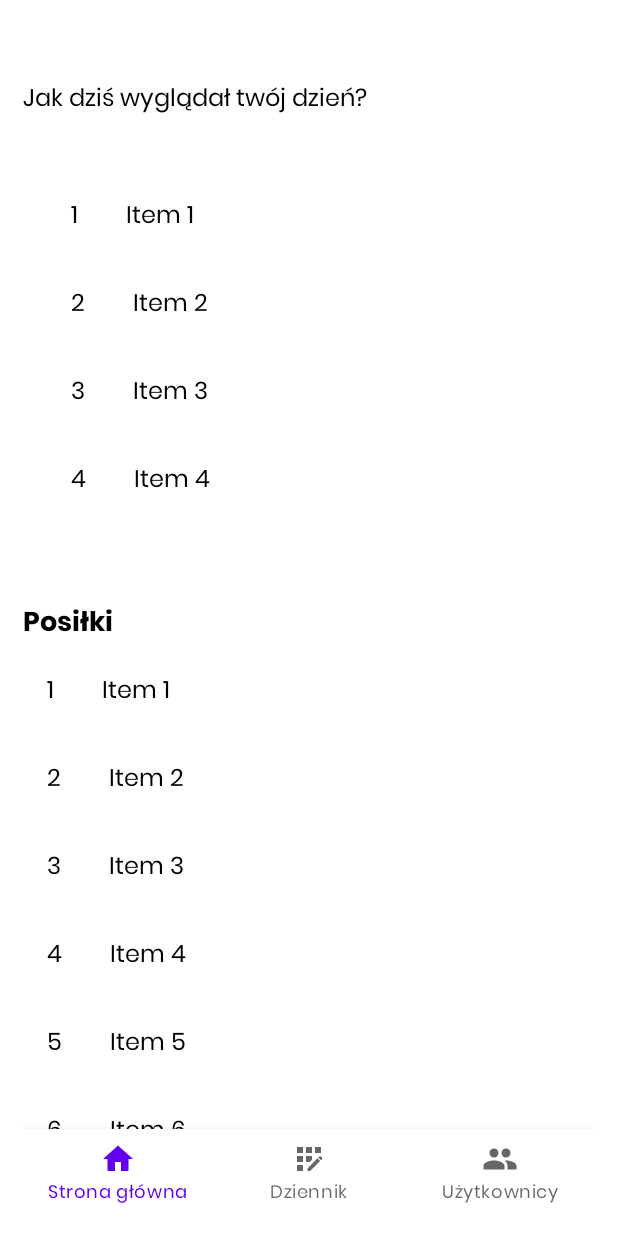
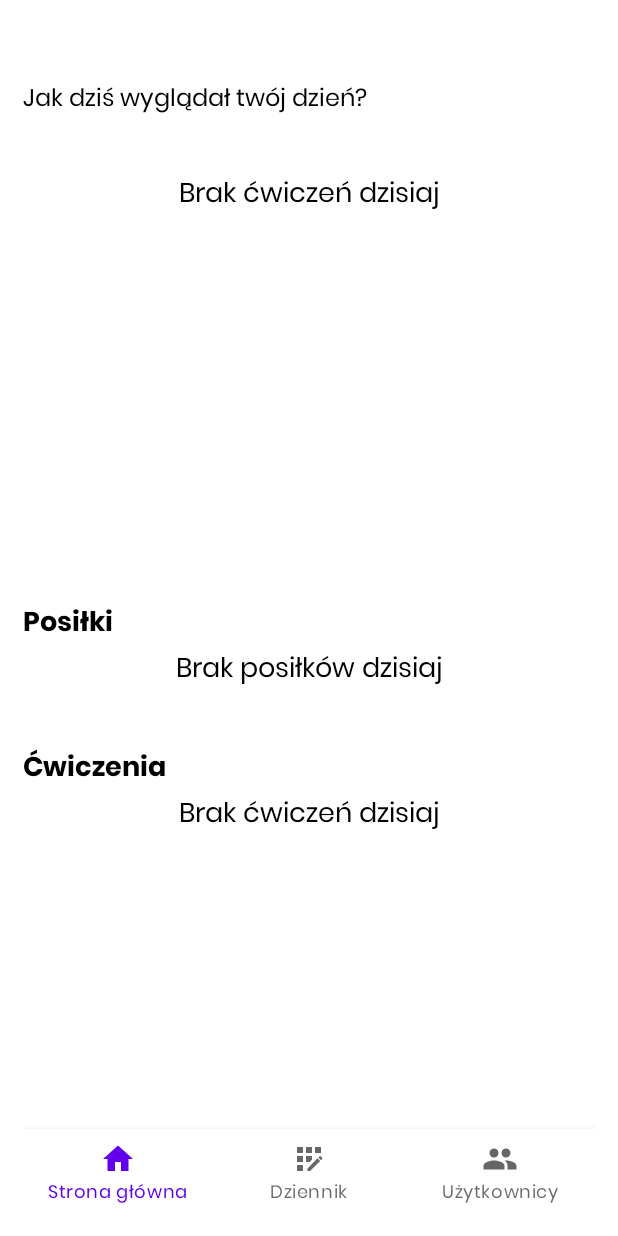
Before and after one commit to npawlenko/FitnessApp, an Android app: the fragment ListExerciseFragment placed in its activity, on a phone screen of 412 x 824 dp. Run offline under Robolectric (Android 15) with nearby library versions, the phone set to English and light mode, and no system bars; our stand-ins replace Room's generated code; libraries missing offline, so code that uses them is left out: com.github.mikephil.charting; plain views replace PieChart; 22 statements that could not run were skipped.

Commit message:
Make recyclerview display items

```diff
--- a/app/src/main/java/com/np/fitnessapp/database/AppDatabase.java
+++ b/app/src/main/java/com/np/fitnessapp/database/AppDatabase.java
@@ -2,6 +2,7 @@ package com.np.fitnessapp.database;
 
 import android.content.Context;
 
+import androidx.annotation.NonNull;
 import androidx.room.AutoMigration;
 import androidx.room.Database;
 import androidx.room.Room;
@@ -62,7 +63,9 @@ public abstract class AppDatabase extends RoomDatabase {
         synchronized (AppDatabase.class) {
             if (instance == null) {
                 instance = Room.databaseBuilder(context.getApplicationContext(), AppDatabase.class, DATABASE_NAME)
-                        .addMigrations(MIGRATION_1_2)
+                        .addMigrations(
+                                MIGRATION_1_2
+                        )
                         .allowMainThreadQueries()
                         .build();
             }
--- a/app/src/main/java/com/np/fitnessapp/database/entity/ExerciseRecord.java
+++ b/app/src/main/java/com/np/fitnessapp/database/entity/ExerciseRecord.java
@@ -1,5 +1,6 @@
 package com.np.fitnessapp.database.entity;
 
+import androidx.room.Embedded;
 import androidx.room.Entity;
 import androidx.room.ForeignKey;
 import androidx.room.PrimaryKey;
--- a/app/src/main/java/com/np/fitnessapp/database/entity/MealRecord.java
+++ b/app/src/main/java/com/np/fitnessapp/database/entity/MealRecord.java
@@ -1,5 +1,6 @@
 package com.np.fitnessapp.database.entity;
 
+import androidx.room.Embedded;
 import androidx.room.Entity;
 import androidx.room.ForeignKey;
 import androidx.room.PrimaryKey;
--- a/app/src/main/java/com/np/fitnessapp/database/entity/dao/ExerciseDao.java
+++ b/app/src/main/java/com/np/fitnessapp/database/entity/dao/ExerciseDao.java
@@ -28,7 +28,7 @@ public interface ExerciseDao {
     @Query("SELECT * FROM exercise WHERE exercise.exerciseId = :exerciseId")
     Exercise getExerciseById(long exerciseId);
     @Query("SELECT * FROM exercise")
-    List<Exercise> getExercises();
+    List<Exercise> getAllExercises();
     @Transaction
     @Query("SELECT * FROM exercise")
     List<ExerciseWithExerciseRecords> getAllExerciseWithExerciseRecords();
--- a/app/src/main/java/com/np/fitnessapp/database/entity/dao/ExerciseRecordDao.java
+++ b/app/src/main/java/com/np/fitnessapp/database/entity/dao/ExerciseRecordDao.java
@@ -10,6 +10,7 @@ import androidx.room.Update;
 
 import com.np.fitnessapp.database.entity.Exercise;
 import com.np.fitnessapp.database.entity.ExerciseRecord;
+import com.np.fitnessapp.database.entity.MealRecord;
 import com.np.fitnessapp.database.entity.relation.ExerciseRecordWithExercise;
 
 import java.util.List;
@@ -29,7 +30,12 @@ public interface ExerciseRecordDao {
     ExerciseRecord getExerciseRecordById(long exerciseRecordId);
     @Query("SELECT * FROM exercise_record")
     List<ExerciseRecord> getAllExerciseRecords();
+    @Query("SELECT * FROM exercise_record WHERE DATE(date) = DATE('now')")
+    List<ExerciseRecord> getTodayExerciseRecords();
     @Transaction
     @Query("SELECT * FROM exercise_record WHERE exerciseRecordId = :exerciseRecordId")
     ExerciseRecordWithExercise getExerciseByExerciseRecordId(long exerciseRecordId);
+    @Transaction
+    @Query("SELECT * FROM exercise_record WHERE DATE(date) = DATE('now')")
+    List<ExerciseRecordWithExercise> getTodayExerciseRecordWithExercise();
 }
--- a/app/src/main/java/com/np/fitnessapp/database/entity/dao/MealRecordDao.java
+++ b/app/src/main/java/com/np/fitnessapp/database/entity/dao/MealRecordDao.java
@@ -30,7 +30,12 @@ public interface MealRecordDao {
     MealRecord getMealRecordById(long mealRecordId);
     @Query("SELECT * FROM meal_record")
     List<MealRecord> getAllMealRecords();
+    @Query("SELECT * FROM meal_record WHERE DATE(date) = DATE('now')")
+    List<MealRecord> getTodayMealRecords();
     @Transaction
     @Query("SELECT * FROM meal_record WHERE mealRecordId = :mealRecordId")
-    MealRecordWithMeal getAllMealRecordsWithMeal(long mealRecordId);
+    MealRecordWithMeal getMealRecordWithMeal(long mealRecordId);
+    @Transaction
+    @Query("SELECT * FROM meal_record WHERE DATE(date) = DATE('now')")
+    List<MealRecordWithMeal> getTodayMealRecordsWithMeal();
 }
--- a/app/src/main/java/com/np/fitnessapp/fragment/ListExerciseFragment.java
+++ b/app/src/main/java/com/np/fitnessapp/fragment/ListExerciseFragment.java
@@ -11,63 +11,62 @@ import androidx.recyclerview.widget.RecyclerView;
 import android.view.LayoutInflater;
 import android.view.View;
 import android.view.ViewGroup;
+import android.widget.TextView;
 
 import com.np.fitnessapp.R;
+import com.np.fitnessapp.database.AppDatabase;
+import com.np.fitnessapp.database.entity.dao.ExerciseRecordDao;
+import com.np.fitnessapp.database.entity.relation.ExerciseRecordWithExercise;
+import com.np.fitnessapp.database.entity.relation.MealRecordWithMeal;
 import com.np.fitnessapp.fragment.placeholder.PlaceholderContent;
 import com.np.fitnessapp.fragment.viewadapter.ListExerciseRecyclerViewAdapter;
+import com.np.fitnessapp.fragment.viewadapter.ListMealRecyclerViewAdapter;
+
+import java.util.List;
 
 /**
  * A fragment representing a list of Items.
  */
 public class ListExerciseFragment extends Fragment {
 
-    // TODO: Customize parameter argument names
-    private static final String ARG_COLUMN_COUNT = "column-count";
-    // TODO: Customize parameters
-    private int mColumnCount = 1;
+    private TextView emptyTextView;
 
-    /**
-     * Mandatory empty constructor for the fragment manager to instantiate the
-     * fragment (e.g. upon screen orientation changes).
-     */
+
+
+
+
     public ListExerciseFragment() {
-    }
-
-    // TODO: Customize parameter initialization
-    @SuppressWarnings("unused")
-    public static ListExerciseFragment newInstance(int columnCount) {
-        ListExerciseFragment fragment = new ListExerciseFragment();
-        Bundle args = new Bundle();
-        args.putInt(ARG_COLUMN_COUNT, columnCount);
-        fragment.setArguments(args);
-        return fragment;
     }
 
     @Override
     public void onCreate(Bundle savedInstanceState) {
         super.onCreate(savedInstanceState);
-
-        if (getArguments() != null) {
-            mColumnCount = getArguments().getInt(ARG_COLUMN_COUNT);
-        }
+//
+//        if (getArguments() != null) {
+//            mColumnCount = getArguments().getInt(ARG_COLUMN_COUNT);
+//        }
     }
 
     @Override
     public View onCreateView(LayoutInflater inflater, ViewGroup container,
                              Bundle savedInstanceState) {
         View view = inflater.inflate(R.layout.fragment_exercise_list, container, false);
+        emptyTextView = view.findViewById(R.id.emptyExercisesTextView);
 
-        // Set the adapter
-        if (view instanceof RecyclerView) {
-            Context context = view.getContext();
-            RecyclerView recyclerView = (RecyclerView) view;
-            if (mColumnCount <= 1) {
-                recyclerView.setLayoutManager(new LinearLayoutManager(context));
-            } else {
-                recyclerView.setLayoutManager(new GridLayoutManager(context, mColumnCount));
-            }
-            recyclerView.setAdapter(new ListExerciseRecyclerViewAdapter(PlaceholderContent.ITEMS));
+        ExerciseRecordDao exerciseRecordDao = AppDatabase.getDatabase(getContext()).exerciseRecordDao();
+
+        Context context = view.getContext();
+        RecyclerView recyclerView = view.findViewById(R.id.list);
+        recyclerView.setLayoutManager(new LinearLayoutManager(context));
+
+        List<ExerciseRecordWithExercise> records =  exerciseRecordDao.getTodayExerciseRecordWithExercise();
+        if(records.isEmpty()) {
+            emptyTextView.setVisibility(View.VISIBLE);
         }
+        else {
+            recyclerView.setAdapter(new ListExerciseRecyclerViewAdapter(records));
+        }
+
         return view;
     }
 }
--- a/app/src/main/java/com/np/fitnessapp/fragment/ListMealFragment.java
+++ b/app/src/main/java/com/np/fitnessapp/fragment/ListMealFragment.java
@@ -8,17 +8,23 @@ import androidx.recyclerview.widget.GridLayoutManager;
 import androidx.recyclerview.widget.LinearLayoutManager;
 import androidx.recyclerview.widget.RecyclerView;
 
+import android.util.Log;
 import android.view.LayoutInflater;
 import android.view.View;
 import android.view.ViewGroup;
+import android.widget.TextView;
 
 import com.np.fitnessapp.R;
+import com.np.fitnessapp.database.AppDatabase;
+import com.np.fitnessapp.database.entity.MealRecord;
+import com.np.fitnessapp.database.entity.dao.MealDao;
+import com.np.fitnessapp.database.entity.dao.MealRecordDao;
+import com.np.fitnessapp.database.entity.relation.MealRecordWithMeal;
 import com.np.fitnessapp.fragment.placeholder.PlaceholderContent;
 import com.np.fitnessapp.fragment.viewadapter.ListMealRecyclerViewAdapter;
 
-/**
- * A fragment representing a list of Items.
- */
+import java.util.List;
+
 public class ListMealFragment extends Fragment {
 
     // TODO: Customize parameter argument names
@@ -26,14 +32,12 @@ public class ListMealFragment extends Fragment {
     // TODO: Customize parameters
     private int mColumnCount = 1;
 
-    /**
-     * Mandatory empty constructor for the fragment manager to instantiate the
-     * fragment (e.g. upon screen orientation changes).
-     */
+    private TextView emptyTextView;
+
+
     public ListMealFragment() {
     }
 
-    // TODO: Customize parameter initialization
     @SuppressWarnings("unused")
     public static ListMealFragment newInstance(int columnCount) {
         ListMealFragment fragment = new ListMealFragment();
@@ -56,17 +60,21 @@ public class ListMealFragment extends Fragment {
     public View onCreateView(LayoutInflater inflater, ViewGroup container,
                              Bundle savedInstanceState) {
         View view = inflater.inflate(R.layout.fragment_meal_list, container, false);
+        emptyTextView = view.findViewById(R.id.emptyMealsTextView);
+
+        MealRecordDao mealRecordDao = AppDatabase.getDatabase(getContext()).mealRecordDao();
 
         // Set the adapter
-        if (view instanceof RecyclerView) {
-            Context context = view.getContext();
-            RecyclerView recyclerView = (RecyclerView) view;
-            if (mColumnCount <= 1) {
-                recyclerView.setLayoutManager(new LinearLayoutManager(context));
-            } else {
-                recyclerView.setLayoutManager(new GridLayoutManager(context, mColumnCount));
-            }
-            recyclerView.setAdapter(new ListMealRecyclerViewAdapter(PlaceholderContent.ITEMS));
+        Context context = view.getContext();
+        RecyclerView recyclerView = view.findViewById(R.id.list);
+        recyclerView.setLayoutManager(new LinearLayoutManager(context));
+
+        List<MealRecordWithMeal> records =  mealRecordDao.getTodayMealRecordsWithMeal();
+        if(records.isEmpty()) {
+            emptyTextView.setVisibility(View.VISIBLE);
+        }
+        else {
+            recyclerView.setAdapter(new ListMealRecyclerViewAdapter(records));
         }
         return view;
     }
--- a/app/src/main/java/com/np/fitnessapp/fragment/viewadapter/ListExerciseRecyclerViewAdapter.java
+++ b/app/src/main/java/com/np/fitnessapp/fragment/viewadapter/ListExerciseRecyclerViewAdapter.java
@@ -1,5 +1,6 @@
 package com.np.fitnessapp.fragment.viewadapter;
 
+import android.annotation.SuppressLint;
 import android.view.LayoutInflater;
 import android.view.ViewGroup;
 import android.widget.TextView;
@@ -7,6 +8,7 @@ import android.widget.TextView;
 import androidx.annotation.NonNull;
 import androidx.recyclerview.widget.RecyclerView;
 
+import com.np.fitnessapp.database.entity.relation.ExerciseRecordWithExercise;
 import com.np.fitnessapp.databinding.FragmentExerciseBinding;
 import com.np.fitnessapp.fragment.placeholder.PlaceholderContent.PlaceholderItem;
 
@@ -18,9 +20,9 @@ import java.util.List;
  */
 public class ListExerciseRecyclerViewAdapter extends RecyclerView.Adapter<ListExerciseRecyclerViewAdapter.ViewHolder> {
 
-    private final List<PlaceholderItem> mValues;
+    private final List<ExerciseRecordWithExercise> mValues;
 
-    public ListExerciseRecyclerViewAdapter(List<PlaceholderItem> items) {
+    public ListExerciseRecyclerViewAdapter(List<ExerciseRecordWithExercise> items) {
         mValues = items;
     }
 
@@ -32,11 +34,12 @@ public class ListExerciseRecyclerViewAdapter extends RecyclerView.Adapter<ListEx
 
     }
 
+    @SuppressLint("SetTextI18n")
     @Override
     public void onBindViewHolder(final ViewHolder holder, int position) {
-        holder.mItem = mValues.get(position);
-        holder.mIdView.setText(mValues.get(position).id);
-        holder.mContentView.setText(mValues.get(position).content);
+        holder.item = mValues.get(position);
+        holder.mIdView.setText(mValues.get(position).exercise.exerciseId + "");
+        holder.mContentView.setText(mValues.get(position).exercise.name);
     }
 
     @Override
@@ -47,7 +50,7 @@ public class ListExerciseRecyclerViewAdapter extends RecyclerView.Adapter<ListEx
     public static class ViewHolder extends RecyclerView.ViewHolder {
         public final TextView mIdView;
         public final TextView mContentView;
-        public PlaceholderItem mItem;
+        public ExerciseRecordWithExercise item;
 
         public ViewHolder(FragmentExerciseBinding binding) {
             super(binding.getRoot());
--- a/app/src/main/java/com/np/fitnessapp/fragment/viewadapter/ListMealRecyclerViewAdapter.java
+++ b/app/src/main/java/com/np/fitnessapp/fragment/viewadapter/ListMealRecyclerViewAdapter.java
@@ -1,27 +1,24 @@
 package com.np.fitnessapp.fragment.viewadapter;
+
+import android.annotation.SuppressLint;
+import android.view.LayoutInflater;
+import android.view.ViewGroup;
+import android.widget.TextView;
 
 import androidx.annotation.NonNull;
 import androidx.recyclerview.widget.RecyclerView;
 
-import android.view.LayoutInflater;
-import android.view.ViewGroup;
-import android.widget.TextView;
-
+import com.np.fitnessapp.database.entity.relation.MealRecordWithMeal;
 import com.np.fitnessapp.databinding.FragmentMealBinding;
-import com.np.fitnessapp.fragment.placeholder.PlaceholderContent.PlaceholderItem;
 
 import java.util.List;
 
-/**
- * {@link RecyclerView.Adapter} that can display a {@link PlaceholderItem}.
- * TODO: Replace the implementation with code for your data type.
- */
 public class ListMealRecyclerViewAdapter extends RecyclerView.Adapter<ListMealRecyclerViewAdapter.ViewHolder> {
 
-    private final List<PlaceholderItem> mValues;
+    private final List<MealRecordWithMeal> mealRecords;
 
-    public ListMealRecyclerViewAdapter(List<PlaceholderItem> items) {
-        mValues = items;
+    public ListMealRecyclerViewAdapter(List<MealRecordWithMeal> items) {
+        mealRecords = items;
     }
 
     @NonNull
@@ -32,22 +29,23 @@ public class ListMealRecyclerViewAdapter extends RecyclerView.Adapter<ListMealRe
 
     }
 
+    @SuppressLint("SetTextI18n")
     @Override
     public void onBindViewHolder(final ViewHolder holder, int position) {
-        holder.mItem = mValues.get(position);
-        holder.mIdView.setText(mValues.get(position).id);
-        holder.mContentView.setText(mValues.get(position).content);
+        holder.mealRecord = mealRecords.get(position);
+        holder.mIdView.setText("" + mealRecords.get(position).meal.mealId);
+        holder.mContentView.setText(mealRecords.get(position).meal.name);
     }
 
     @Override
     public int getItemCount() {
-        return mValues.size();
+        return mealRecords.size();
     }
 
     public static class ViewHolder extends RecyclerView.ViewHolder {
         public final TextView mIdView;
         public final TextView mContentView;
-        public PlaceholderItem mItem;
+        public MealRecordWithMeal mealRecord;
 
         public ViewHolder(FragmentMealBinding binding) {
             super(binding.getRoot());
--- a/app/src/main/res/layout/activity_home.xml
+++ b/app/src/main/res/layout/activity_home.xml
@@ -62,7 +62,6 @@
                     android:text="@string/meals"
                     android:textSize="@dimen/heading2_size" />
 
-
                 <fragment
                     android:name="com.np.fitnessapp.fragment.ListMealFragment"
                     android:id="@+id/mealListFragment"
@@ -83,6 +82,7 @@
                     android:text="@string/exercises"
                     android:textSize="@dimen/heading2_size" />
 
+
                 <fragment
                     android:name="com.np.fitnessapp.fragment.ListExerciseFragment"
                     android:id="@+id/exerciseListFragement"
--- a/app/src/main/res/layout/fragment_exercise_list.xml
+++ b/app/src/main/res/layout/fragment_exercise_list.xml
@@ -1,7 +1,23 @@
 <?xml version="1.0" encoding="utf-8"?>
-<androidx.recyclerview.widget.RecyclerView xmlns:android="http://schemas.android.com/apk/res/android"
+<LinearLayout
+    xmlns:android="http://schemas.android.com/apk/res/android"
     xmlns:app="http://schemas.android.com/apk/res-auto"
     xmlns:tools="http://schemas.android.com/tools"
+    android:layout_width="match_parent"
+    android:layout_height="match_parent"
+    android:orientation="vertical">
+
+    <TextView
+        android:id="@+id/emptyExercisesTextView"
+        android:gravity="center_horizontal"
+        style="@style/PoppinsTextViewStyle"
+        android:layout_width="match_parent"
+        android:text="@string/empty_exercises_today"
+        android:textSize="@dimen/heading2_size"
+        android:visibility="invisible"
+        android:layout_height="wrap_content" />
+
+    <androidx.recyclerview.widget.RecyclerView
         android:id="@+id/list"
         android:name="com.np.fitnessapp.fragment.ListExerciseFragment"
         android:layout_width="match_parent"
@@ -11,3 +27,4 @@
         app:layoutManager="LinearLayoutManager"
         tools:context=".fragment.ListExerciseFragment"
         tools:listitem="@layout/fragment_exercise" />
+</LinearLayout>
--- a/app/src/main/res/layout/fragment_meal_list.xml
+++ b/app/src/main/res/layout/fragment_meal_list.xml
@@ -1,7 +1,23 @@
 <?xml version="1.0" encoding="utf-8"?>
-<androidx.recyclerview.widget.RecyclerView xmlns:android="http://schemas.android.com/apk/res/android"
+<LinearLayout
+    xmlns:android="http://schemas.android.com/apk/res/android"
     xmlns:app="http://schemas.android.com/apk/res-auto"
     xmlns:tools="http://schemas.android.com/tools"
+    android:layout_width="match_parent"
+    android:layout_height="match_parent"
+    android:orientation="vertical">
+
+    <TextView
+        android:id="@+id/emptyMealsTextView"
+        android:gravity="center_horizontal"
+        style="@style/PoppinsTextViewStyle"
+        android:layout_width="match_parent"
+        android:text="@string/empty_today_meals"
+        android:textSize="@dimen/heading2_size"
+        android:visibility="invisible"
+        android:layout_height="wrap_content" />
+
+    <androidx.recyclerview.widget.RecyclerView
         android:id="@+id/list"
         android:name="com.np.fitnessapp.fragment.ListMealFragment"
         android:layout_width="match_parent"
@@ -11,3 +27,4 @@
         app:layoutManager="LinearLayoutManager"
         tools:context=".fragment.ListMealFragment"
         tools:listitem="@layout/fragment_meal" />
+</LinearLayout>
--- a/app/src/main/res/values/strings.xml
+++ b/app/src/main/res/values/strings.xml
@@ -24,4 +24,6 @@
     <string name="meals">Posiłki</string>
     <string name="exercises">Ćwiczenia</string>
     <string name="summary">Podsumowanie</string>
+    <string name="empty_today_meals">Brak posiłków dzisiaj</string>
+    <string name="empty_exercises_today">Brak ćwiczeń dzisiaj</string>
 </resources>
```
Lines whose indentation alone changed are shown as unchanged.
